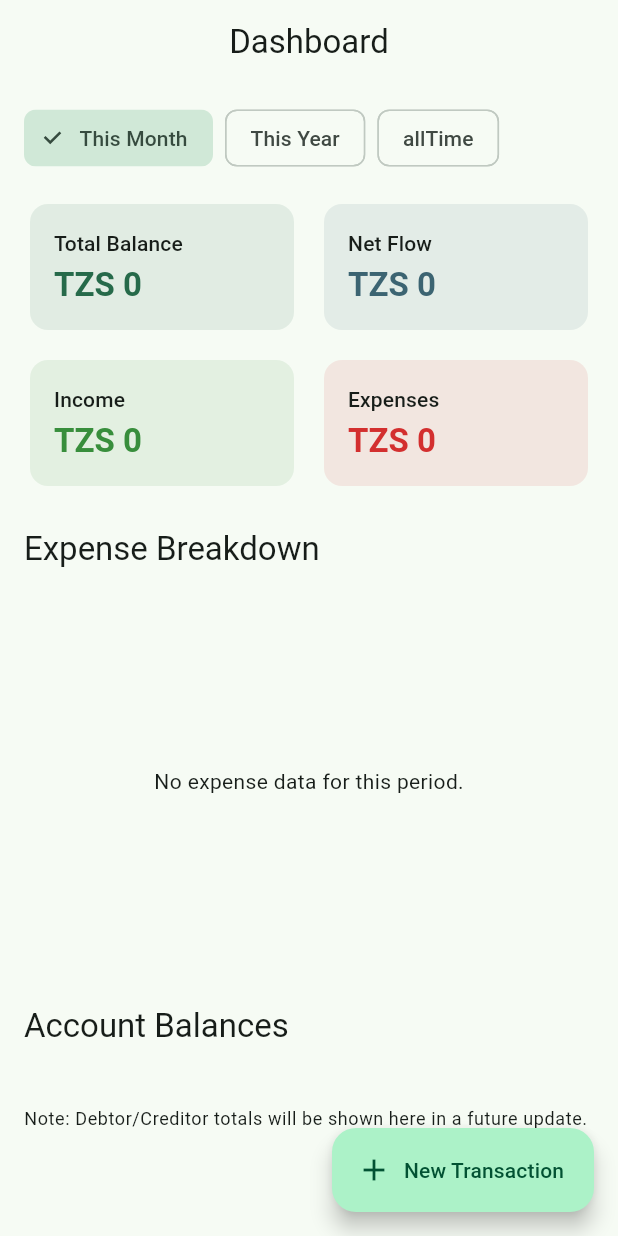
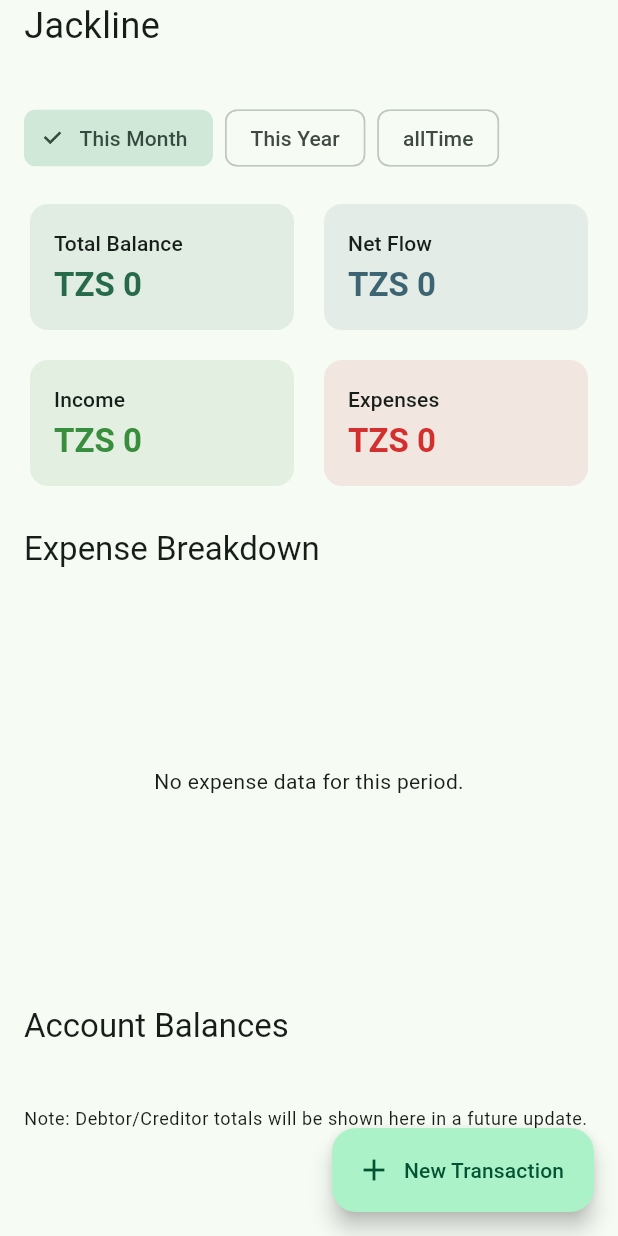
Before and after one commit to yuzalsif/budget_master, a Flutter app: the screen it shows after launch, on a phone screen of 412 x 824 dp. Run offline on Flutter 3.47's test engine with Material 3 defaults, Android fonts, the light colour scheme and no system bars; our stand-ins replace fl_chart, flutter_riverpod, objectbox; generated files the repository leaves out were written again.

Commit message:
feat: Add app title

```diff
--- a/lib/features/dashboard/presentation/screens/dashboard_screen.dart
+++ b/lib/features/dashboard/presentation/screens/dashboard_screen.dart
@@ -16,7 +16,13 @@ class DashboardScreen extends ConsumerWidget {
     );
 
     return Scaffold(
-      appBar: AppBar(title: const Text('Dashboard')),
+      appBar: AppBar(
+        leadingWidth: 130,
+        leading: const Padding(
+          padding: EdgeInsets.only(left: 16.0),
+          child: Text('Jackline', style: TextStyle(fontSize: 24)),
+        ),
+      ),
       body: SingleChildScrollView(
         child: Padding(
           padding: const EdgeInsets.all(16.0),
```
